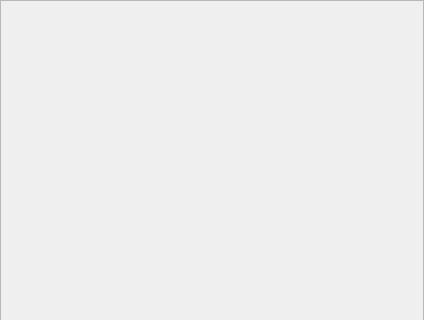
Before: the Qt Designer form buildings/gui/menu_frame.ui in linz/nz-buildings, drawn with Qt 5; both pictures show x 0 to 424 and y 0 to 320 of the 424 by 844 pixel window.
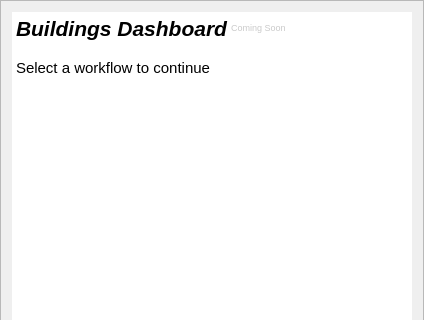
After: the same form once the commit is applied.

Commit message: Add dashboard placeholder

```diff
--- a/buildings/gui/menu_frame.ui
+++ b/buildings/gui/menu_frame.ui
@@ -22,7 +22,30 @@
   <property name="frameShadow">
    <enum>QFrame::Raised</enum>
   </property>
-  <layout class="QGridLayout" name="gridLayout"/>
+  <property name="lineWidth">
+   <number>0</number>
+  </property>
+  <layout class="QGridLayout" name="gridLayout">
+   <item row="0" column="0">
+    <widget class="QTextBrowser" name="txt_dashboard">
+     <property name="frameShape">
+      <enum>QFrame::NoFrame</enum>
+     </property>
+     <property name="lineWidth">
+      <number>0</number>
+     </property>
+     <property name="html">
+      <string>&lt;!DOCTYPE HTML PUBLIC &quot;-//W3C//DTD HTML 4.0//EN&quot; &quot;http://www.w3.org/TR/REC-html40/strict.dtd&quot;&gt;
+&lt;html&gt;&lt;head&gt;&lt;meta name=&quot;qrichtext&quot; content=&quot;1&quot; /&gt;&lt;style type=&quot;text/css&quot;&gt;
+p, li { white-space: pre-wrap; }
+&lt;/style&gt;&lt;/head&gt;&lt;body style=&quot; font-family:'Ubuntu'; font-size:11pt; font-weight:400; font-style:normal;&quot;&gt;
+&lt;p style=&quot; margin-top:0px; margin-bottom:0px; margin-left:0px; margin-right:0px; -qt-block-indent:0; text-indent:0px;&quot;&gt;&lt;span style=&quot; font-size:16pt; font-weight:600; font-style:italic;&quot;&gt;Buildings Dashboard&lt;/span&gt;&lt;span style=&quot; font-weight:600; font-style:italic;&quot;&gt; &lt;/span&gt;&lt;span style=&quot; color:#cacaca; vertical-align:super;&quot;&gt;Coming Soon&lt;/span&gt;&lt;/p&gt;
+&lt;p style=&quot;-qt-paragraph-type:empty; margin-top:0px; margin-bottom:0px; margin-left:0px; margin-right:0px; -qt-block-indent:0; text-indent:0px; vertical-align:super;&quot;&gt;&lt;br /&gt;&lt;/p&gt;
+&lt;p style=&quot; margin-top:0px; margin-bottom:0px; margin-left:0px; margin-right:0px; -qt-block-indent:0; text-indent:0px;&quot;&gt;Select a workflow to continue&lt;/p&gt;&lt;/body&gt;&lt;/html&gt;</string>
+     </property>
+    </widget>
+   </item>
+  </layout>
  </widget>
  <resources/>
  <connections/>
```
The commit also changes 1 other file.
